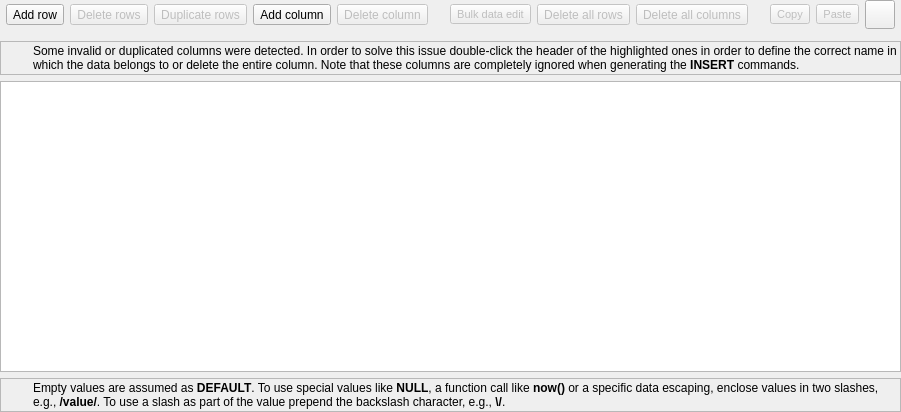
Before: the Qt Designer form libs/libgui/ui/widgets/tabledatawidget.ui in pgmodeler/pgmodeler, drawn with Qt 5.
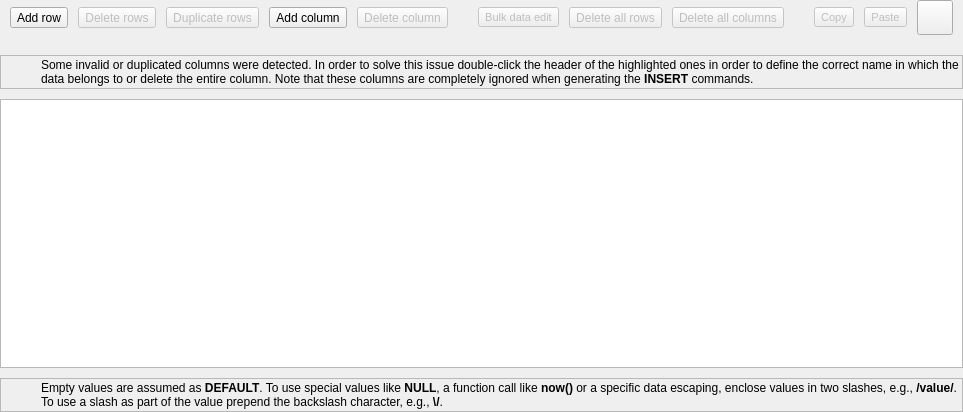
After: the same form once the commit is applied. Icons and pictures are not drawn.

Commit message: Tool buttons resizes and layout spacing adjustments

```diff
--- a/libs/libgui/ui/widgets/tabledatawidget.ui
+++ b/libs/libgui/ui/widgets/tabledatawidget.ui
@@ -26,6 +26,9 @@
    <property name="bottomMargin">
     <number>0</number>
    </property>
+   <property name="spacing">
+    <number>10</number>
+   </property>
    <item row="3" column="0" colspan="15">
     <widget class="QTableWidget" name="data_tbw">
      <property name="enabled">
@@ -118,8 +121,8 @@
      </property>
      <property name="iconSize">
       <size>
-       <width>22</width>
-       <height>22</height>
+       <width>28</width>
+       <height>28</height>
       </size>
      </property>
      <property name="popupMode">
@@ -153,8 +156,8 @@
      </property>
      <property name="iconSize">
       <size>
-       <width>22</width>
-       <height>22</height>
+       <width>28</width>
+       <height>28</height>
       </size>
      </property>
      <property name="shortcut">
@@ -188,8 +191,8 @@
      </property>
      <property name="iconSize">
       <size>
-       <width>22</width>
-       <height>22</height>
+       <width>28</width>
+       <height>28</height>
       </size>
      </property>
      <property name="shortcut">
@@ -228,8 +231,8 @@
      </property>
      <property name="iconSize">
       <size>
-       <width>22</width>
-       <height>22</height>
+       <width>28</width>
+       <height>28</height>
       </size>
      </property>
      <property name="shortcut">
@@ -263,8 +266,8 @@
      </property>
      <property name="iconSize">
       <size>
-       <width>22</width>
-       <height>22</height>
+       <width>28</width>
+       <height>28</height>
       </size>
      </property>
      <property name="shortcut">
@@ -313,16 +316,10 @@
       </property>
       <item row="0" column="0">
        <widget class="QLabel" name="label_7">
-        <property name="minimumSize">
-         <size>
-          <width>24</width>
-          <height>24</height>
-         </size>
-        </property>
         <property name="maximumSize">
          <size>
-          <width>24</width>
-          <height>24</height>
+          <width>32</width>
+          <height>32</height>
          </size>
         </property>
         <property name="text">
@@ -349,7 +346,6 @@
         </property>
         <property name="font">
          <font>
-          <weight>50</weight>
           <bold>false</bold>
           <underline>false</underline>
           <strikeout>false</strikeout>
@@ -390,8 +386,8 @@
      </property>
      <property name="iconSize">
       <size>
-       <width>22</width>
-       <height>22</height>
+       <width>28</width>
+       <height>28</height>
       </size>
      </property>
      <property name="popupMode">
@@ -425,8 +421,8 @@
      </property>
      <property name="iconSize">
       <size>
-       <width>22</width>
-       <height>22</height>
+       <width>28</width>
+       <height>28</height>
       </size>
      </property>
      <property name="shortcut">
@@ -478,8 +474,8 @@
      </property>
      <property name="iconSize">
       <size>
-       <width>22</width>
-       <height>22</height>
+       <width>28</width>
+       <height>28</height>
       </size>
      </property>
      <property name="shortcut">
@@ -552,8 +548,8 @@
      </property>
      <property name="iconSize">
       <size>
-       <width>22</width>
-       <height>22</height>
+       <width>28</width>
+       <height>28</height>
       </size>
      </property>
      <property name="shortcut">
@@ -587,8 +583,8 @@
      </property>
      <property name="iconSize">
       <size>
-       <width>22</width>
-       <height>22</height>
+       <width>28</width>
+       <height>28</height>
       </size>
      </property>
      <property name="shortcut">
@@ -634,16 +630,10 @@
       </property>
       <item row="0" column="0">
        <widget class="QLabel" name="label_6">
-        <property name="minimumSize">
-         <size>
-          <width>24</width>
-          <height>24</height>
-         </size>
-        </property>
         <property name="maximumSize">
          <size>
-          <width>24</width>
-          <height>24</height>
+          <width>32</width>
+          <height>32</height>
          </size>
         </property>
         <property name="text">
@@ -670,7 +660,6 @@
         </property>
         <property name="font">
          <font>
-          <weight>50</weight>
           <bold>false</bold>
           <underline>false</underline>
           <strikeout>false</strikeout>
@@ -711,8 +700,8 @@
      </property>
      <property name="iconSize">
       <size>
-       <width>22</width>
-       <height>22</height>
+       <width>28</width>
+       <height>28</height>
       </size>
      </property>
      <property name="shortcut">
```
Left out of the diff: 3 changed lines with no effect on the pictures. The commit also changes 26 other files.
